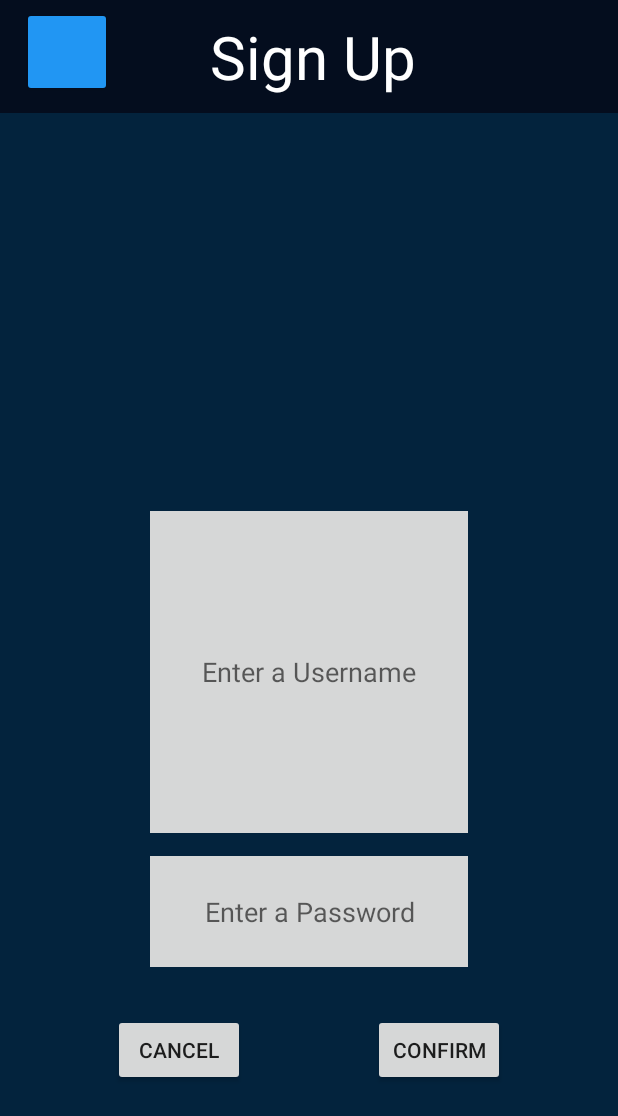
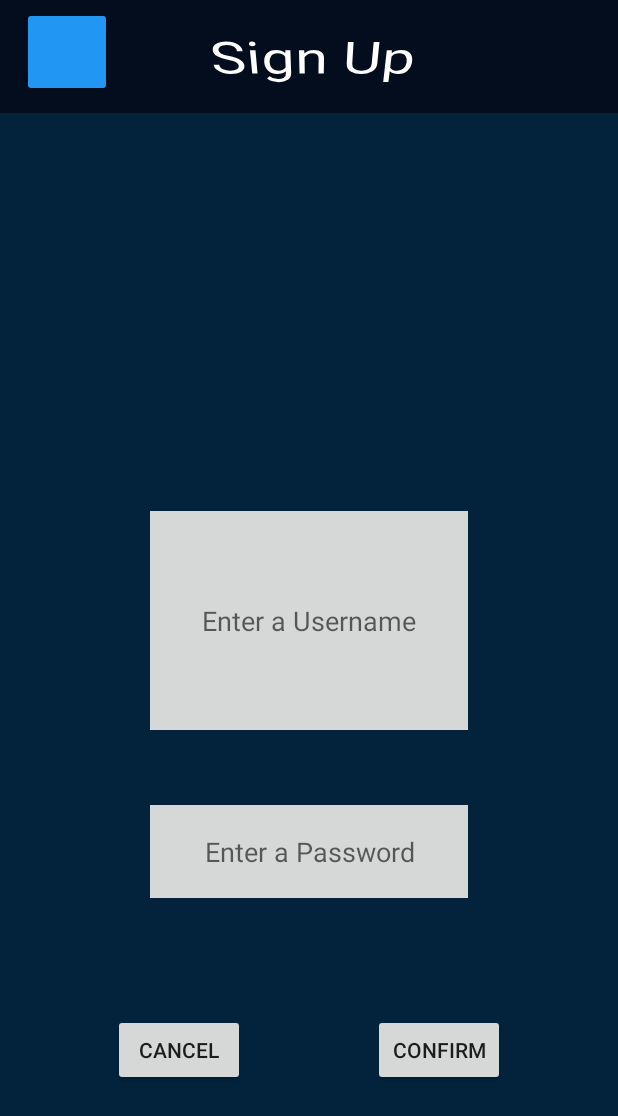
Before and after one commit to CMPUT301F21T24/Habot, an Android app: the SignInActivity screen opened directly, with no data from a screen before it, on a phone screen of 412 x 824 dp. Shown: the top 1116 px of the screen. Run offline under Robolectric (Android 15) with nearby library versions, the phone set to English and light mode, and no system bars; our stand-ins replace Firebase (no records; nobody signed in at launch, a user with empty details on screens opened directly).

Commit message:
update Haowei & kli 3:52

```diff
--- a/Habot/app/src/main/res/layout/login.xml
+++ b/Habot/app/src/main/res/layout/login.xml
@@ -19,6 +19,8 @@
         android:layout_marginBottom="20dp"
         android:fontFamily="monospace"
         android:includeFontPadding="true"
+        android:rotationX="0"
+        android:rotationY="0"
         android:text="HABOT"
         android:textAlignment="center"
         android:textAllCaps="true"
--- a/Habot/app/src/main/res/layout/signin.xml
+++ b/Habot/app/src/main/res/layout/signin.xml
@@ -38,6 +38,7 @@
             android:layout_marginStart="5dp"
             android:layout_marginBottom="5dp"
             android:gravity="center"
+            android:rotationX="-42"
             android:text="Sign Up"
             android:textColor="#fff"
             android:textSize="40sp" />
@@ -66,8 +67,8 @@
 
         <EditText
             android:id="@+id/usernameSignIn"
-            android:layout_width="190dp"
-            android:layout_height="80dp"
+            android:layout_width="wrap_content"
+            android:layout_height="44dp"
             android:layout_above="@+id/PasswordSignIn"
             android:layout_alignParentStart="true"
             android:layout_alignParentTop="true"
@@ -75,21 +76,21 @@
             android:layout_marginStart="100dp"
             android:layout_marginTop="265dp"
             android:layout_marginEnd="100dp"
-            android:layout_marginBottom="15dp"
+            android:layout_marginBottom="50dp"
             android:background="#D6D7D7"
             android:gravity="center"
             android:hint="Enter a Username" />
 
         <EditText
             android:id="@+id/PasswordSignIn"
-            android:layout_width="189dp"
-            android:layout_height="74dp"
+            android:layout_width="wrap_content"
+            android:layout_height="62dp"
             android:layout_alignParentStart="true"
             android:layout_alignParentEnd="true"
             android:layout_alignParentBottom="true"
             android:layout_marginStart="100dp"
             android:layout_marginEnd="100dp"
-            android:layout_marginBottom="179dp"
+            android:layout_marginBottom="225dp"
             android:background="#D6D7D7"
             android:gravity="center"
             android:hint="Enter a Password" />
```
